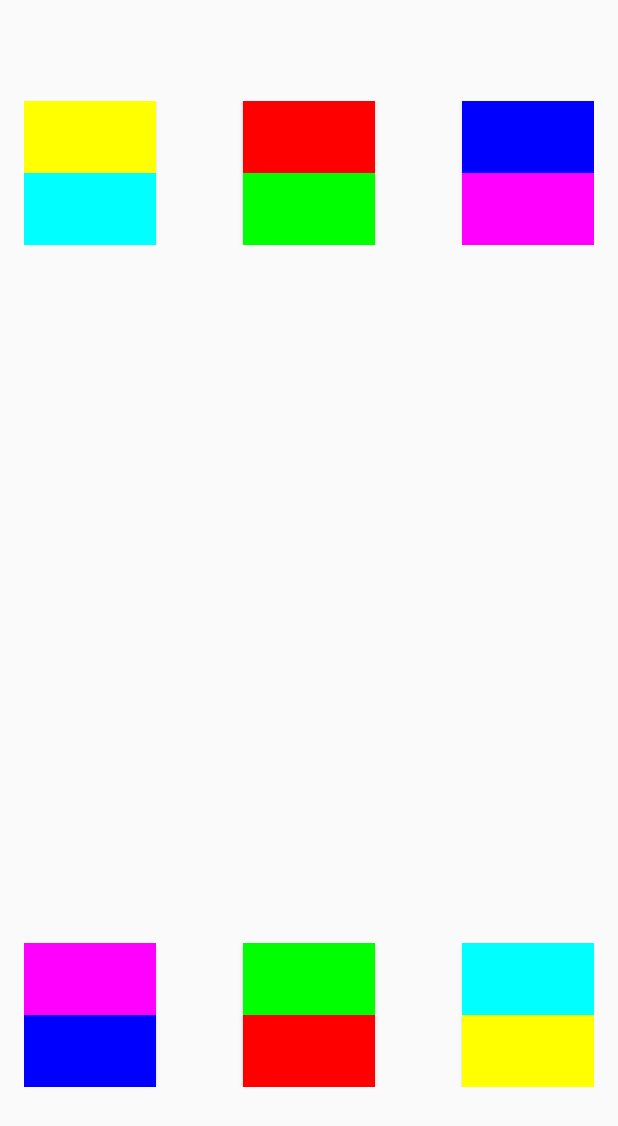
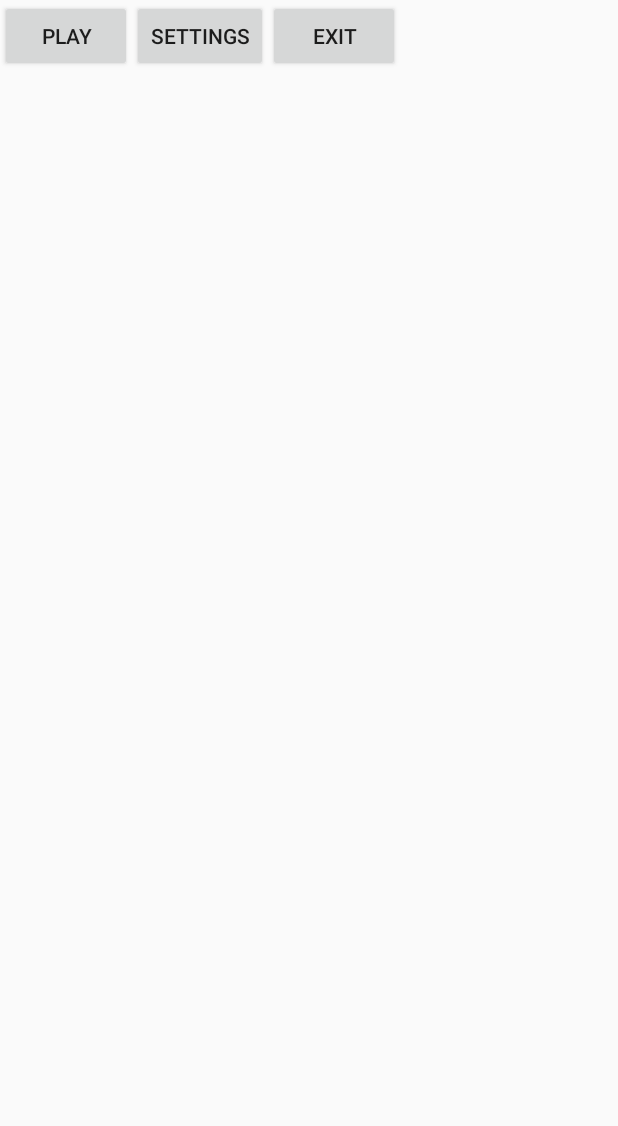
Before and after one commit to kmuralidharan91/two-sides, an Android app: the screen it shows after launch (MainActivity before the commit, HomeActivity after it), on a phone screen of 412 x 824 dp. Shown: the top 1126 px of the screen. Run offline under Robolectric (Android 15) with nearby library versions, the phone set to English and light mode, and no system bars.

Commit message:
Finished splash screen and home page buttons

```diff
--- a/app/src/main/java/ashok/com/twosides/HomeActivity.java
+++ b/app/src/main/java/ashok/com/twosides/HomeActivity.java
@@ -1,9 +1,49 @@
 package ashok.com.twosides;
 
 import android.app.Activity;
+import android.content.Intent;
+import android.os.Bundle;
+import android.view.View;
+import android.widget.Button;
 
 /**
  * Created by MuraliKDharan on 15/07/15.
  */
 public class HomeActivity extends Activity {
+    @Override
+    protected void onCreate(Bundle savedInstanceState) {
+        super.onCreate(savedInstanceState);
+        setContentView(R.layout.activity_home);
+    }
+
+    @Override
+    protected void onStart() {
+        super.onStart();
+        Button play = (Button)findViewById(R.id.bt_play);
+        Button exit = (Button)findViewById(R.id.bt_exit);
+        Button setting = (Button)findViewById(R.id.bt_settings);
+
+        play.setOnClickListener(new View.OnClickListener() {
+            @Override
+            public void onClick(View v) {
+                Intent intent=new Intent(getApplicationContext(),MainActivity.class);
+                startActivity(intent);
+            }
+        });
+
+        setting.setOnClickListener(new View.OnClickListener() {
+            @Override
+            public void onClick(View v) {
+                Intent intent=new Intent(getApplicationContext(),SettingsActivity.class);
+                startActivity(intent);
+            }
+        });
+
+        exit.setOnClickListener(new View.OnClickListener() {
+            @Override
+            public void onClick(View v) {
+                finish();
+            }
+        });
+    }
 }
--- a/app/src/main/java/ashok/com/twosides/SplashActivity.java
+++ b/app/src/main/java/ashok/com/twosides/SplashActivity.java
@@ -10,7 +10,7 @@ import android.os.Handler;
  * Created by MuraliKDharan on 15/07/15.
  */
 public class SplashActivity extends Activity {
-    private final int SPLASH_DISPLAY_TIMER = 5000;
+    private final int SPLASH_DISPLAY_TIMER = 4000;
 
     @Override
     protected void onStart() {
@@ -24,7 +24,7 @@ public class SplashActivity extends Activity {
         new Handler().postDelayed(new Runnable() {
             @Override
             public void run() {
-                Intent mainIntent = new Intent(SplashActivity.this,MainActivity.class);
+                Intent mainIntent = new Intent(SplashActivity.this,HomeActivity.class);
                 startActivity(mainIntent);
                 finish();
             }
--- a/app/src/main/res/layout/activity_home.xml
+++ b/app/src/main/res/layout/activity_home.xml
@@ -8,19 +8,22 @@
     <Button
         android:layout_width="wrap_content"
         android:layout_height="wrap_content"
-        android:text="Play">
+        android:text="Play"
+        android:id="@+id/bt_play">
 
     </Button>
 
     <Button
         android:layout_width="wrap_content"
         android:layout_height="wrap_content"
-        android:text="Settings"/>
+        android:text="Settings"
+        android:id="@+id/bt_settings"/>
 
     <Button
         android:layout_width="wrap_content"
         android:layout_height="wrap_content"
-        android:text="Exit"/>
+        android:text="Exit"
+        android:id="@+id/bt_exit"/>
 </LinearLayout>
 
 </LinearLayout>
--- a/app/src/main/res/values/strings.xml
+++ b/app/src/main/res/values/strings.xml
@@ -3,4 +3,5 @@
 
     <string name="hello_world">Hello world!</string>
     <string name="action_settings">Settings</string>
+    <string name="title_activity_settings">SettingsActivity</string>
 </resources>
```
Also changed, not shown: app/src/main/AndroidManifest.xml (+13 -7 lines), app/src/main/java/ashok/com/twosides/SettingsActivity.java (added, +39 -0 lines), app/src/main/res/layout/activity_settings.xml (added, +16 -0 lines), app/src/main/res/menu/menu_settings.xml (added, +7 -0 lines), 3 other files.
